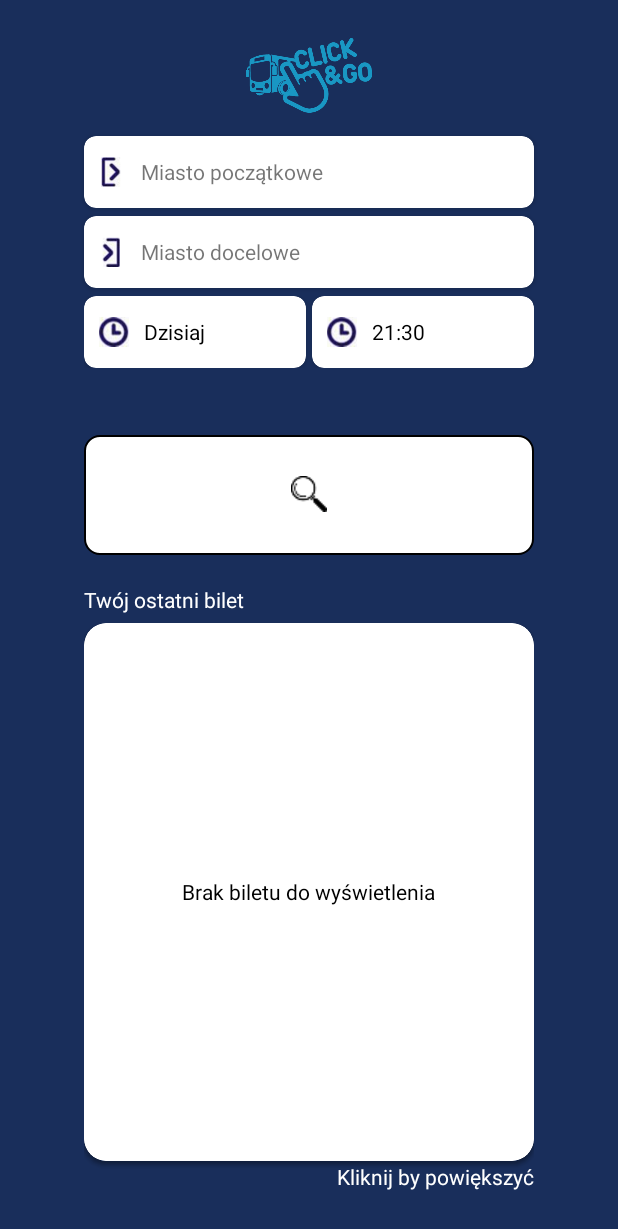
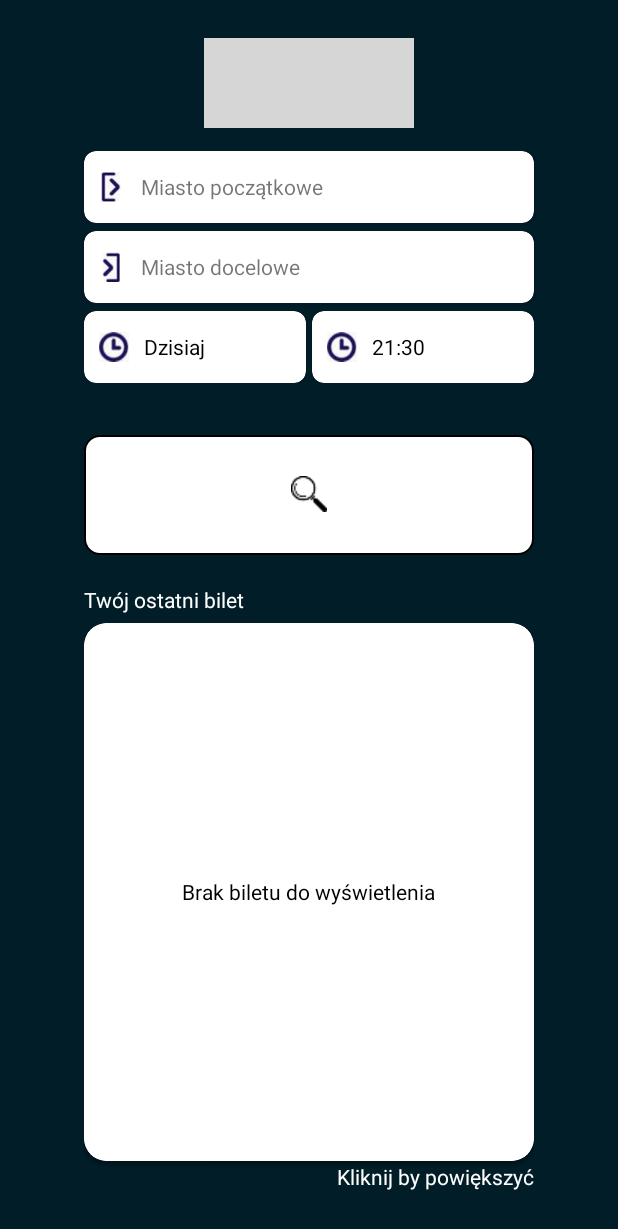
Before and after one commit to Squizen/ClickAndGo, an Android app: the layout activity_main_panel.xml on its own in the app's theme, with its tools: preview values and no code run, on a phone screen of 412 x 824 dp. Shown: the top 1229 px of the screen. Run offline under Robolectric (Android 15) with nearby library versions, the phone set to English and light mode, and no system bars; network calls fail; grey boxes are pictures that could not be loaded.

Commit message:
changing logo, changing server port

```diff
--- a/app/src/main/java/breakthecode/com/clickandgo/activities/ChooseCityFromActivity.java
+++ b/app/src/main/java/breakthecode/com/clickandgo/activities/ChooseCityFromActivity.java
@@ -47,7 +47,7 @@ import breakthecode.com.clickandgo.resthelpers.RideRequestParameters;
 public class ChooseCityFromActivity extends AppCompatActivity implements CitiesFromRecViewAdapter.OnItemClickListener {
     private static final String TAG = "myLogs ChooseCity";
 
-    private static String SERVER_URL = "http://ssh-vps.nazwa.pl:8080";
+    private static String SERVER_URL = "http://ssh-vps.nazwa.pl:8084";
     public static final String CITY_PICKED = "CITY_FROM_PICKED";
 
     private AppSharedPreferencesHelper sharedPrefs;
--- a/app/src/main/java/breakthecode/com/clickandgo/activities/ChooseCityToActivity.java
+++ b/app/src/main/java/breakthecode/com/clickandgo/activities/ChooseCityToActivity.java
@@ -46,7 +46,7 @@ import breakthecode.com.clickandgo.resthelpers.RideRequestParameters;
 public class ChooseCityToActivity extends AppCompatActivity implements CitiesToRecViewAdapter.OnItemClickListener {
     private static final String TAG = "myLogs ChooseCity";
 
-    private static String SERVER_URL = "http://ssh-vps.nazwa.pl:8080";
+    private static String SERVER_URL = "http://ssh-vps.nazwa.pl:8084";
     public static final String CITY_PICKED = "CITY_TO_PICKED";
 
     private AppSharedPreferencesHelper sharedPrefs;
--- a/app/src/main/java/breakthecode/com/clickandgo/activities/ChooseRideActivity.java
+++ b/app/src/main/java/breakthecode/com/clickandgo/activities/ChooseRideActivity.java
@@ -52,7 +52,7 @@ import breakthecode.com.clickandgo.resthelpers.RideRequestParameters;
 
 public class ChooseRideActivity extends AppCompatActivity implements RideCallback {
     private static final String TAG = "myLogs";
-    private static String SERVER_URL = "http://ssh-vps.nazwa.pl:8080";
+    private static String SERVER_URL = "http://ssh-vps.nazwa.pl:8084";
 
     private RideRequestParameters rideRequestParameters;
     private List<RideResponse> listOfRides;
@@ -142,7 +142,7 @@ public class ChooseRideActivity extends AppCompatActivity implements RideCallbac
         listOfRides = new ArrayList<>();
         loadingDialog = new LoadingDialog(this);
         RequestQueue queue = Volley.newRequestQueue(this);
-        Log.d(TAG, "requestRides: SERVER URL - " + SERVER_URL);
+        Log.d(TAG, "requestRides: SERVER URL - " + connection_address);
         JsonArrayRequest jsonArrayRequest = new JsonArrayRequest(Request.Method.GET, connection_address, null, new Response.Listener<JSONArray>() {
             @Override
             public void onResponse(JSONArray response) {
--- a/app/src/main/java/breakthecode/com/clickandgo/activities/MainActivity.java
+++ b/app/src/main/java/breakthecode/com/clickandgo/activities/MainActivity.java
@@ -36,7 +36,7 @@ import breakthecode.com.clickandgo.resthelpers.RideRequestParameters;
 
 public class MainActivity extends AppCompatActivity {
     private static final String TAG = "myLogs MainAct";
-    private static String SERVER_URL = "http://ssh-vps.nazwa.pl:8080";
+    private static String SERVER_URL = "http://ssh-vps.nazwa.pl:8084";
 
     private AppSharedPreferencesHelper sharedPrefs;
     private RideRequestParameters rideRequestParameters;
--- a/app/src/main/java/breakthecode/com/clickandgo/activities/TicketBuyingActivity.java
+++ b/app/src/main/java/breakthecode/com/clickandgo/activities/TicketBuyingActivity.java
@@ -39,7 +39,7 @@ import breakthecode.com.clickandgo.resthelpers.RideRequestParameters;
 
 public class TicketBuyingActivity extends AppCompatActivity {
     private static final String TAG = "TicketBuying myLogs";
-    private static String SERVER_URL = "http://ssh-vps.nazwa.pl:8080";
+    private static String SERVER_URL = "http://ssh-vps.nazwa.pl:8084";
 
     private TextView ticketBuingRideCityFromName, ticketBuingRideCityToName, ticketBuingRideCityRideDate,
             ticketBuingRideCityRideTime, ticketBuingRideCityRidePrice;
--- a/app/src/main/java/breakthecode/com/clickandgo/resthelpers/RequestService.java
+++ b/app/src/main/java/breakthecode/com/clickandgo/resthelpers/RequestService.java
@@ -31,7 +31,7 @@ import breakthecode.com.clickandgo.entity.City;
 public class RequestService {
     private static final String TAG = "myLogs RequestServ";
 
-    private static String SERVER_URL = "http://ssh-vps.nazwa.pl:8080";
+    private static String SERVER_URL = "http://ssh-vps.nazwa.pl:8084";
     private static final String CHARSET = "UTF-8";
     private AppSharedPreferencesHelper sharedPrefs;
     private List<City> listOfCities;
--- a/app/src/main/java/breakthecode/com/clickandgo/resthelpers/TicketRequestBody.java
+++ /dev/null
@@ -1,4 +0,0 @@
-package breakthecode.com.clickandgo.resthelpers;
-
-public class TicketRequestBody {
-}
--- a/app/src/main/res/layout/activity_main.xml
+++ b/app/src/main/res/layout/activity_main.xml
@@ -9,10 +9,10 @@
 
 
     <ImageView
-        android:src="@drawable/logo_blue"
+        android:src="@drawable/clickgo_pion"
         android:layout_centerInParent="true"
         android:layout_width="250dp"
-        android:layout_height="130dp"/>
+        android:layout_height="180dp"/>
 
 
 
--- a/app/src/main/res/layout/activity_main_panel.xml
+++ b/app/src/main/res/layout/activity_main_panel.xml
@@ -14,11 +14,11 @@
 
         <ImageView
             android:id="@+id/mainPanelLogo"
-            android:layout_width="160dp"
-            android:layout_height="50dp"
+            android:layout_width="140dp"
+            android:layout_height="60dp"
             android:layout_centerHorizontal="true"
             android:layout_marginTop="25dp"
-            android:src="@drawable/logo_blue" />
+            android:src="@drawable/clickgo_poziom" />
 
         <androidx.cardview.widget.CardView
             android:id="@+id/mainPanelChooseFromPanel"
--- a/app/src/main/res/values/colors.xml
+++ b/app/src/main/res/values/colors.xml
@@ -2,7 +2,7 @@
 <resources>
     <color name="colorWhite">#ffffff</color>
     <color name="colorBlack">#000000</color>
-    <color name="colorApplicationDarkBlue">#192E5B</color>
+    <color name="colorApplicationDarkBlue">#011D28</color>
     <color name="colorApplicationBlue">#1D65A6</color>
     <color name="colorApplicationLightBlue">#72A2C0</color>
     <color name="colorApplicationGreen">#00743F</color>
```
Also changed, not shown: app/src/main/java/breakthecode/com/clickandgo/activities/TicketCardActivity.java (deleted, +0 -30 lines), 2 other files.
